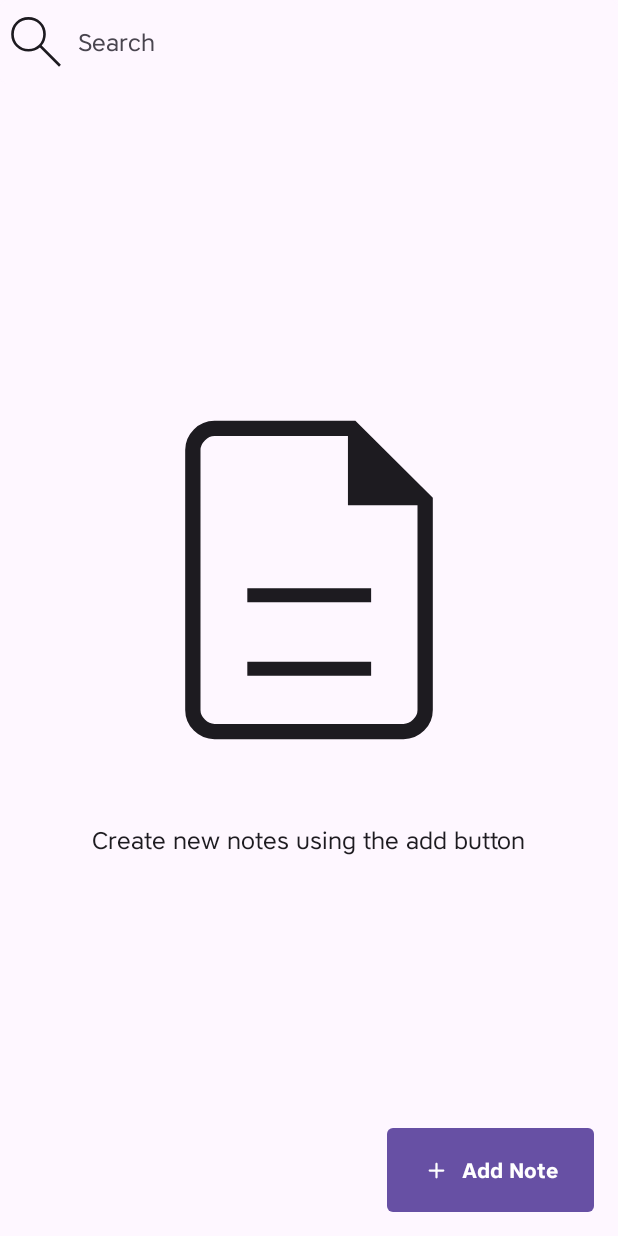
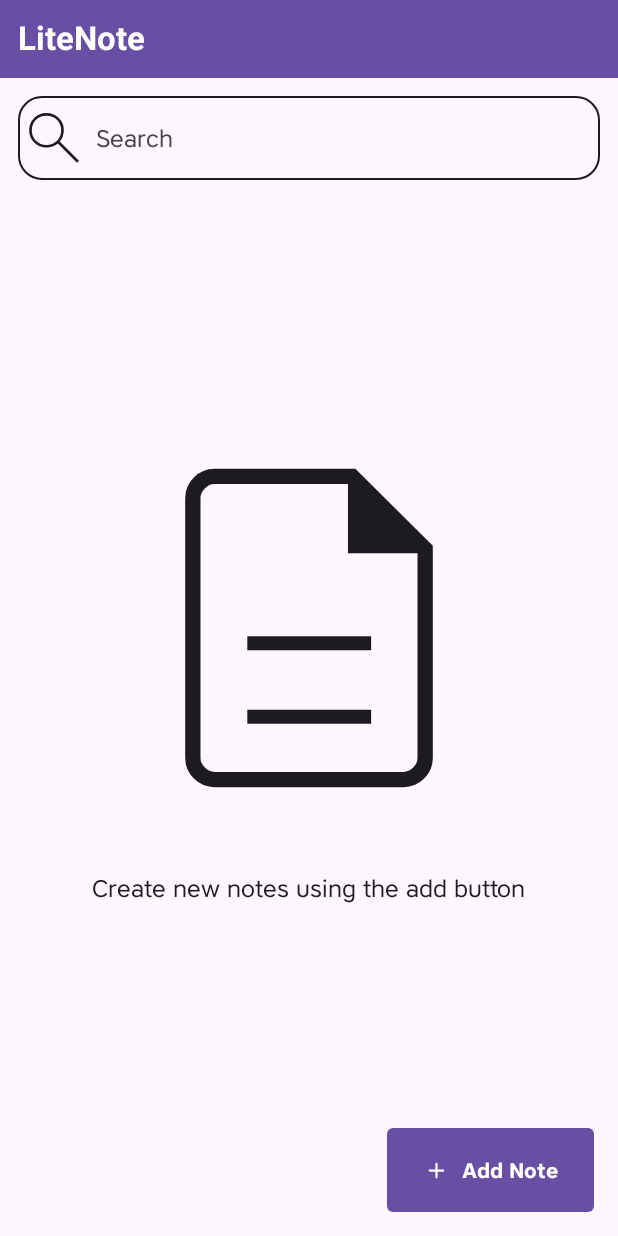
Before and after one commit to JustAGhost23/LiteNote, an Android app built with Jetpack Compose: the screen it shows after launch (MainActivity), on a phone screen of 412 x 824 dp. Run offline under Robolectric (Android 15) with nearby library versions, the phone set to English and light mode, and no system bars; our stand-ins replace Dagger/Hilt's generated code, Room's generated code.

Commit message:
feat: add top bar

```diff
--- a/app/src/main/java/com/example/litenote/core/navigation/Navigation.kt
+++ b/app/src/main/java/com/example/litenote/core/navigation/Navigation.kt
@@ -7,6 +7,7 @@ import androidx.navigation.compose.NavHost
 import androidx.navigation.compose.composable
 import androidx.navigation.navigation
 import com.example.litenote.core.navigation.utils.Subgraph
+import com.example.litenote.feature_note.domain.model.Note
 import com.example.litenote.feature_note.presentation.screens.home.HomeScreen
 import com.example.litenote.feature_note.presentation.screens.home.HomeScreenViewModel
 import com.example.litenote.feature_note.presentation.util.NoteScreens
@@ -23,11 +24,16 @@ fun Navigation(
             startDestination = NoteScreens.HomeScreen.route,
             route = Subgraph.NoteFeature.route
         ) {
+            var note: Note? = null
             composable(route = NoteScreens.HomeScreen.route) {
                 val viewModel = hiltViewModel<HomeScreenViewModel>()
                 HomeScreen(
                     viewModel = viewModel,
-                    onAddNoteButtonClicked = { navHostController.navigate(NoteScreens.AddEditNoteScreen.route) })
+                    onAddNoteButtonClicked = { navHostController.navigate(NoteScreens.AddEditNoteScreen.route) },
+                    onViewNoteButtonClicked = {
+                        note = it
+                        navHostController.navigate(NoteScreens.ViewNoteScreen.route)
+                    })
             }
 
             composable(route = NoteScreens.AddEditNoteScreen.route) {
--- a/app/src/main/java/com/example/litenote/feature_note/presentation/screens/home/HomeScreen.kt
+++ b/app/src/main/java/com/example/litenote/feature_note/presentation/screens/home/HomeScreen.kt
@@ -23,21 +23,27 @@ import androidx.compose.ui.Alignment
 import androidx.compose.ui.Modifier
 import androidx.compose.ui.unit.dp
 import androidx.hilt.navigation.compose.hiltViewModel
+import com.example.litenote.feature_note.domain.model.Note
 import com.example.litenote.feature_note.presentation.screens.home.components.AddNoteButton
 import com.example.litenote.feature_note.presentation.screens.home.components.EmptyListDisplay
 import com.example.litenote.feature_note.presentation.screens.home.components.NoSearchResult
 import com.example.litenote.feature_note.presentation.screens.home.components.SearchBar
+import com.example.litenote.feature_note.presentation.screens.home.components.TopBar
 
 @Composable
 fun HomeScreen(
     viewModel: HomeScreenViewModel = hiltViewModel(),
     onAddNoteButtonClicked: () -> Unit,
+    onViewNoteButtonClicked: (note: Note) -> Unit
 ) {
     var hideKeyboard by remember { mutableStateOf(false) }
     val notes = viewModel.notes.collectAsState()
     val searchQuery = viewModel.searchQuery
 
     Scaffold(
+        topBar = {
+            TopBar()
+        },
         floatingActionButton = {
             FloatingActionButton(
                 onClick = onAddNoteButtonClicked,
@@ -54,12 +60,18 @@ fun HomeScreen(
             }
         }
     ) { paddingValues ->
+        fun onTap(note: Note) {
+            onViewNoteButtonClicked(note)
+        }
+
         Column(
             modifier = Modifier
                 .fillMaxWidth()
+                .padding(paddingValues)
                 .clickable { hideKeyboard = true }
         ) {
             SearchBar(
+                modifier = Modifier.padding(top = 12.dp),
                 searchContent = searchQuery,
                 onSearchContentChange = { viewModel.updateSearchQuery(it) },
                 hideKeyboard = hideKeyboard,
--- a/app/src/main/java/com/example/litenote/feature_note/presentation/screens/home/components/SearchBar.kt
+++ b/app/src/main/java/com/example/litenote/feature_note/presentation/screens/home/components/SearchBar.kt
@@ -3,6 +3,7 @@ package com.example.litenote.feature_note.presentation.screens.home.components
 import androidx.compose.foundation.Image
 import androidx.compose.foundation.layout.Row
 import androidx.compose.foundation.layout.fillMaxWidth
+import androidx.compose.foundation.layout.padding
 import androidx.compose.foundation.shape.RoundedCornerShape
 import androidx.compose.foundation.text.KeyboardActions
 import androidx.compose.foundation.text.KeyboardOptions
@@ -33,6 +34,7 @@ fun SearchBar(
     Row(
         modifier = modifier
             .fillMaxWidth()
+            .padding(horizontal = 12.dp)
     ) {
         OutlinedTextField(
             value = searchContent,
@@ -54,16 +56,16 @@ fun SearchBar(
             },
             colors = TextFieldDefaults.colors(
                 unfocusedContainerColor = MaterialTheme.colorScheme.background,
-                unfocusedIndicatorColor = MaterialTheme.colorScheme.background,
+                unfocusedIndicatorColor = MaterialTheme.colorScheme.onBackground,
                 unfocusedSupportingTextColor = MaterialTheme.colorScheme.onBackground,
                 focusedContainerColor = MaterialTheme.colorScheme.background,
-                focusedIndicatorColor = MaterialTheme.colorScheme.background,
+                focusedIndicatorColor = MaterialTheme.colorScheme.onBackground,
                 errorIndicatorColor = MaterialTheme.colorScheme.error,
                 errorContainerColor = MaterialTheme.colorScheme.errorContainer,
                 cursorColor = MaterialTheme.colorScheme.primary
             ),
             textStyle = MaterialTheme.typography.bodyLarge,
-            shape = RoundedCornerShape(4.dp),
+            shape = RoundedCornerShape(16.dp),
             modifier = Modifier.fillMaxWidth()
         )
 
--- /dev/null
+++ b/app/src/main/java/com/example/litenote/feature_note/presentation/screens/home/components/TopBar.kt
@@ -0,0 +1,35 @@
+package com.example.litenote.feature_note.presentation.screens.home.components
+
+import androidx.compose.foundation.background
+import androidx.compose.foundation.layout.Column
+import androidx.compose.foundation.layout.fillMaxWidth
+import androidx.compose.foundation.layout.padding
+import androidx.compose.material3.MaterialTheme
+import androidx.compose.material3.Text
+import androidx.compose.runtime.Composable
+import androidx.compose.ui.Modifier
+import androidx.compose.ui.text.font.FontWeight
+import androidx.compose.ui.unit.dp
+
+@Composable
+fun TopBar(
+    modifier: Modifier = Modifier,
+) {
+    Column(
+        modifier = Modifier
+            .fillMaxWidth()
+            .background(
+                color = MaterialTheme.colorScheme.primary
+            )
+    ) {
+        Text(
+            text = "LiteNote",
+            modifier = modifier.padding(
+                all = 12.dp
+            ),
+            style = MaterialTheme.typography.titleLarge,
+            color = MaterialTheme.colorScheme.onPrimary,
+            fontWeight = FontWeight.Bold,
+        )
+    }
+}
```
